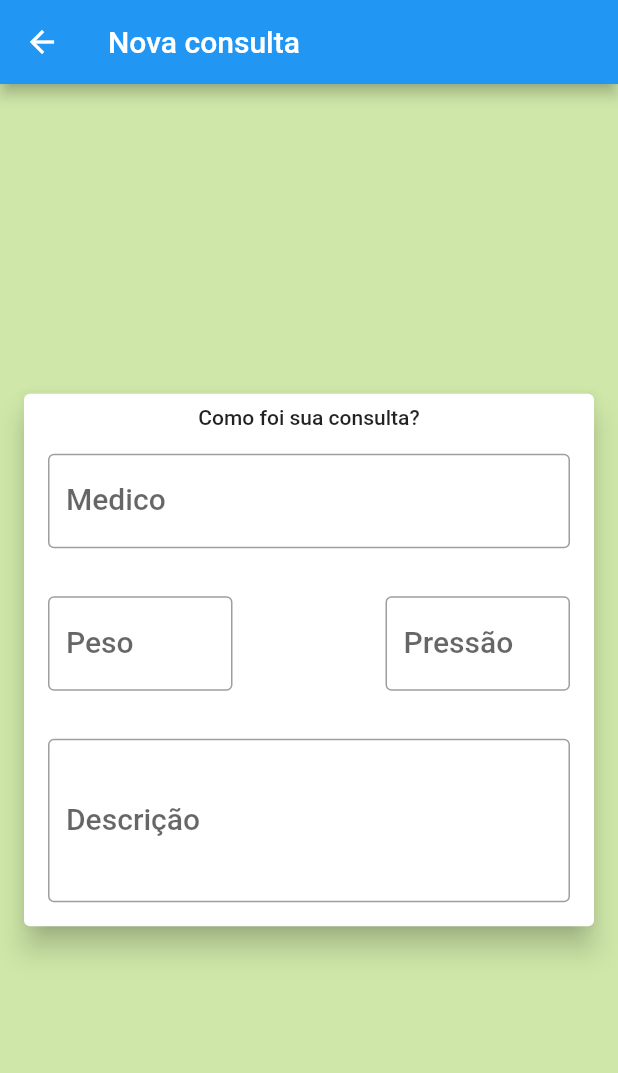
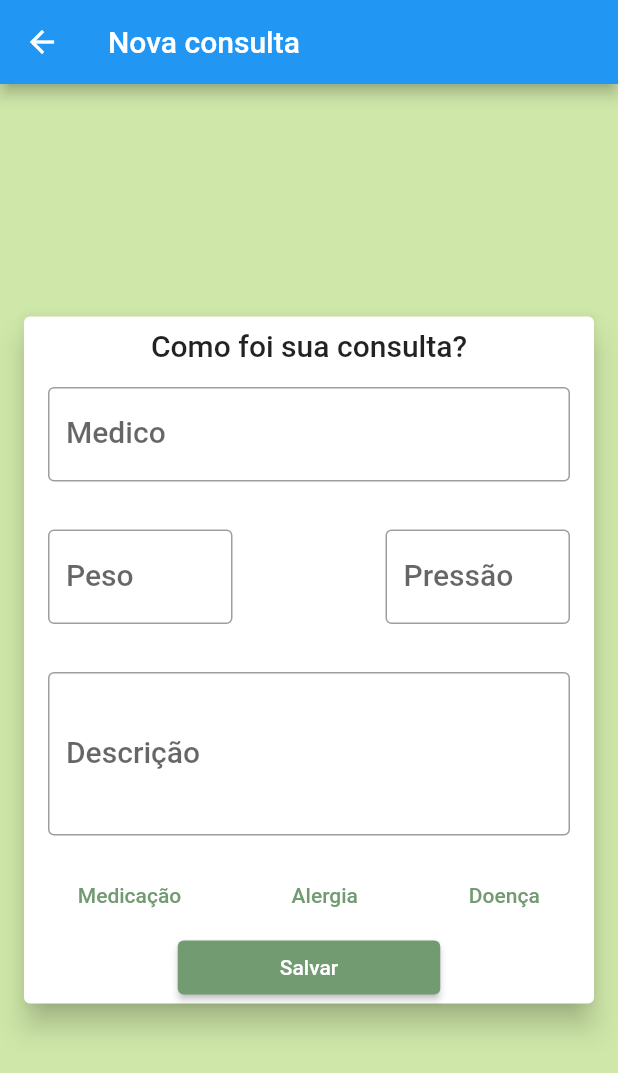
Before and after one commit to andreicampigotto/PDS2_Care-me, a Flutter app: the screen it shows after launch, after a tap on "Nova consulta", on a phone screen of 412 x 824 dp. Shown: the top 1073 px of the screen. Run offline on Flutter 3.47's test engine with Material 2 defaults, Android fonts, the phone set to English and light mode, and no system bars; network calls fail.

Commit message:
new appointment screen done

```diff
--- a/lib/main.dart
+++ b/lib/main.dart
@@ -46,6 +46,16 @@ class _MyAppState extends State<Care> {
             ),
           ),
         ),
+        textButtonTheme: TextButtonThemeData(
+          style: TextButton.styleFrom(
+            primary: Color.fromRGBO(
+              114,
+              155,
+              114,
+              1,
+            ),
+          ),
+        ),
         textTheme: ThemeData.light().textTheme.copyWith(
               titleMedium: const TextStyle(
                 fontSize: 20,
--- a/lib/screens/new_appointment_screen.dart
+++ b/lib/screens/new_appointment_screen.dart
@@ -1,3 +1,5 @@
+import 'dart:ui';
+
 import 'package:flutter/material.dart';
 
 class NewAppointmentScreen extends StatelessWidget {
@@ -19,8 +21,14 @@ class NewAppointmentScreen extends StatelessWidget {
             child: Column(
               children: [
                 Container(
-                    margin: EdgeInsets.only(top: 8),
-                    child: Text('Como foi sua consulta?')),
+                  margin: EdgeInsets.only(top: 8),
+                  child: Text(
+                    'Como foi sua consulta?',
+                    style: TextStyle(
+                      fontSize: 20,
+                    ),
+                  ),
+                ),
                 Padding(
                   padding: EdgeInsets.all(16),
                   child: TextFormField(
@@ -70,8 +78,29 @@ class NewAppointmentScreen extends StatelessWidget {
                   ),
                 ),
                 Row(
-                  children: [],
-                )
+                  mainAxisAlignment: MainAxisAlignment.spaceAround,
+                  children: [
+                    TextButton(
+                      onPressed: () {},
+                      child: Text('Medicação'),
+                    ),
+                    TextButton(
+                      onPressed: () {},
+                      child: Text('Alergia'),
+                    ),
+                    TextButton(
+                      onPressed: () {},
+                      child: Text('Doença'),
+                    ),
+                  ],
+                ),
+                SizedBox(
+                  width: 175.0,
+                  child: ElevatedButton(
+                    onPressed: () {},
+                    child: const Text('Salvar'),
+                  ),
+                ),
               ],
             ),
           ),
--- a/lib/screens/start_screen.dart
+++ b/lib/screens/start_screen.dart
@@ -23,7 +23,14 @@ class StartScreen extends StatelessWidget {
                   margin: const EdgeInsets.only(top: 8),
                   child: const Text(
                     'Ola pessoa',
-                    )),
+                    style: TextStyle(
+                      fontSize: 24,
+                    ),
+                  ),
+                ),
+                const SizedBox(
+                  height: 8,
+                ),
                 CircleAvatar(
                   backgroundColor: Color.fromRGBO(
                     114,
@@ -43,25 +50,41 @@ class StartScreen extends StatelessWidget {
                     'https://www.thoughtco.com/thmb/51xXQ9UAXIVrPVWHdvBfsyASDz4=/768x0/filters:no_upscale():max_bytes(150000):strip_icc()/GilligansEthicsofCare-5148d189f3fa4143a098184dc8a92b8d.jpg',
                   ),
                 ),
-                Container(
-                  margin: const EdgeInsets.only(top: 8),
-                  child: Row(
+                const SizedBox(
+                  height: 8,
+                ),
+                Row(
                   mainAxisAlignment: MainAxisAlignment.spaceAround,
                   children: [
                     Text(
                       'Tipo sanguineo',
+                      style: TextStyle(
+                        fontSize: 16,
+                      ),
                     ),
                     Text(
                       'idade',
+                      style: TextStyle(
+                        fontSize: 16,
+                      ),
                     ),
                   ],
                 ),
+                const SizedBox(
+                  height: 8,
                 ),
                 Container(
                   margin: const EdgeInsets.only(top: 8),
                   child: Text(
                     'Tel.: Emergencia',
-                    )),
+                    style: TextStyle(
+                      fontSize: 16,
+                    ),
+                  ),
+                ),
+                const SizedBox(
+                  height: 8,
+                ),
               ],
             ),
           ),
```
Lines whose indentation alone changed are shown as unchanged.
